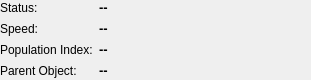
The window that kstars/dialogs/details_data_meteorshower.ui (cardinot/kstars) describes before a commit, drawn with Qt 5.
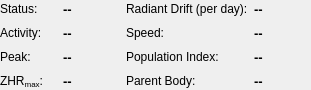
The same window after the commit.

Commit message: DetailDialog - showing more information about meteor showers

The edit to the form file:
```diff
--- a/kstars/dialogs/details_data_meteorshower.ui
+++ b/kstars/dialogs/details_data_meteorshower.ui
@@ -7,7 +7,7 @@
     <x>0</x>
     <y>0</y>
     <width>311</width>
-    <height>80</height>
+    <height>90</height>
    </rect>
   </property>
   <layout class="QGridLayout" name="gridLayout_2">
@@ -26,21 +26,36 @@
    <item row="0" column="0">
     <layout class="QVBoxLayout" name="verticalLayout">
      <item>
-      <layout class="QFormLayout" name="formLayout_3">
-       <property name="fieldGrowthPolicy">
-        <enum>QFormLayout::ExpandingFieldsGrow</enum>
-       </property>
-       <property name="labelAlignment">
-        <set>Qt::AlignLeading|Qt::AlignLeft|Qt::AlignVCenter</set>
-       </property>
-       <item row="1" column="0">
+      <layout class="QGridLayout" name="gridLayout">
+       <item row="1" column="2">
+        <widget class="QLabel" name="lDrift">
+         <property name="text">
+          <string>Radiant Drift (per day):</string>
+         </property>
+        </widget>
+       </item>
+       <item row="3" column="2">
+        <widget class="QLabel" name="lPidx">
+         <property name="text">
+          <string>Population Index:</string>
+         </property>
+        </widget>
+       </item>
+       <item row="4" column="2">
+        <widget class="QLabel" name="lParent">
+         <property name="text">
+          <string>Parent Body:</string>
+         </property>
+        </widget>
+       </item>
+       <item row="2" column="2">
         <widget class="QLabel" name="lSpeed">
          <property name="text">
           <string>Speed:</string>
          </property>
         </widget>
        </item>
-       <item row="1" column="1">
+       <item row="2" column="3">
         <widget class="QLabel" name="fSpeed">
          <property name="font">
           <font>
@@ -54,15 +69,57 @@
          </property>
         </widget>
        </item>
+       <item row="4" column="3">
+        <widget class="QLabel" name="fParent">
+         <property name="font">
+          <font>
+           <pointsize>10</pointsize>
+           <weight>75</weight>
+           <bold>true</bold>
+          </font>
+         </property>
+         <property name="text">
+          <string>--</string>
+         </property>
+        </widget>
+       </item>
+       <item row="3" column="3">
+        <widget class="QLabel" name="fPidx">
+         <property name="font">
+          <font>
+           <pointsize>10</pointsize>
+           <weight>75</weight>
+           <bold>true</bold>
+          </font>
+         </property>
+         <property name="text">
+          <string>--</string>
+         </property>
+        </widget>
+       </item>
        <item row="2" column="0">
-        <widget class="QLabel" name="lPidx">
+        <widget class="QLabel" name="lActivity">
          <property name="text">
-          <string>Population Index:</string>
+          <string>Activity:</string>
+         </property>
+        </widget>
+       </item>
+       <item row="1" column="3">
+        <widget class="QLabel" name="fDrift">
+         <property name="font">
+          <font>
+           <pointsize>10</pointsize>
+           <weight>75</weight>
+           <bold>true</bold>
+          </font>
+         </property>
+         <property name="text">
+          <string>--</string>
          </property>
         </widget>
        </item>
        <item row="2" column="1">
-        <widget class="QLabel" name="fPidx">
+        <widget class="QLabel" name="fActivity">
          <property name="font">
           <font>
            <pointsize>10</pointsize>
@@ -75,35 +132,14 @@
          </property>
         </widget>
        </item>
-       <item row="3" column="0">
-        <widget class="QLabel" name="lParent">
-         <property name="text">
-          <string>Parent Object:</string>
-         </property>
-        </widget>
-       </item>
-       <item row="3" column="1">
-        <widget class="QLabel" name="fParent">
-         <property name="font">
-          <font>
-           <pointsize>10</pointsize>
-           <weight>75</weight>
-           <bold>true</bold>
-          </font>
-         </property>
-         <property name="text">
-          <string>--</string>
-         </property>
-        </widget>
-       </item>
-       <item row="0" column="0">
-        <widget class="QLabel" name="label">
+       <item row="1" column="0">
+        <widget class="QLabel" name="lStatus">
          <property name="text">
           <string>Status:</string>
          </property>
         </widget>
        </item>
-       <item row="0" column="1">
+       <item row="1" column="1">
         <widget class="QLabel" name="fStatus">
          <property name="font">
           <font>
@@ -117,6 +153,48 @@
          </property>
         </widget>
        </item>
+       <item row="4" column="0">
+        <widget class="QLabel" name="lZHR">
+         <property name="text">
+          <string>ZHR&lt;sub&gt;max&lt;/sub&gt;:</string>
+         </property>
+        </widget>
+       </item>
+       <item row="4" column="1">
+        <widget class="QLabel" name="fZHR">
+         <property name="font">
+          <font>
+           <pointsize>10</pointsize>
+           <weight>75</weight>
+           <bold>true</bold>
+          </font>
+         </property>
+         <property name="text">
+          <string>--</string>
+         </property>
+        </widget>
+       </item>
+       <item row="3" column="0">
+        <widget class="QLabel" name="lPeak">
+         <property name="text">
+          <string>Peak:</string>
+         </property>
+        </widget>
+       </item>
+       <item row="3" column="1">
+        <widget class="QLabel" name="fPeak">
+         <property name="font">
+          <font>
+           <pointsize>10</pointsize>
+           <weight>75</weight>
+           <bold>true</bold>
+          </font>
+         </property>
+         <property name="text">
+          <string>--</string>
+         </property>
+        </widget>
+       </item>
       </layout>
      </item>
     </layout>
```
The commit also changes 1 other file.
